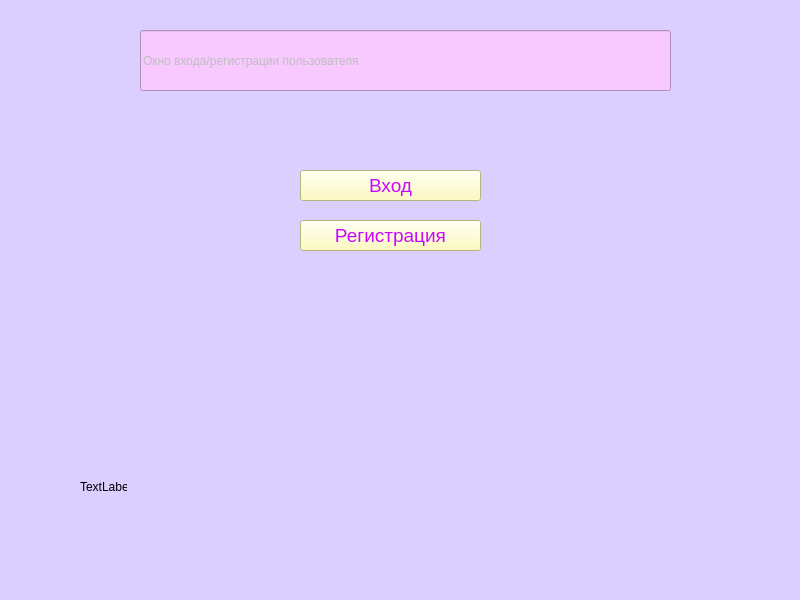
First picture: the form in pythonProject12/start.ui, repository KOJlGyH/project_for_npk, before the edit.
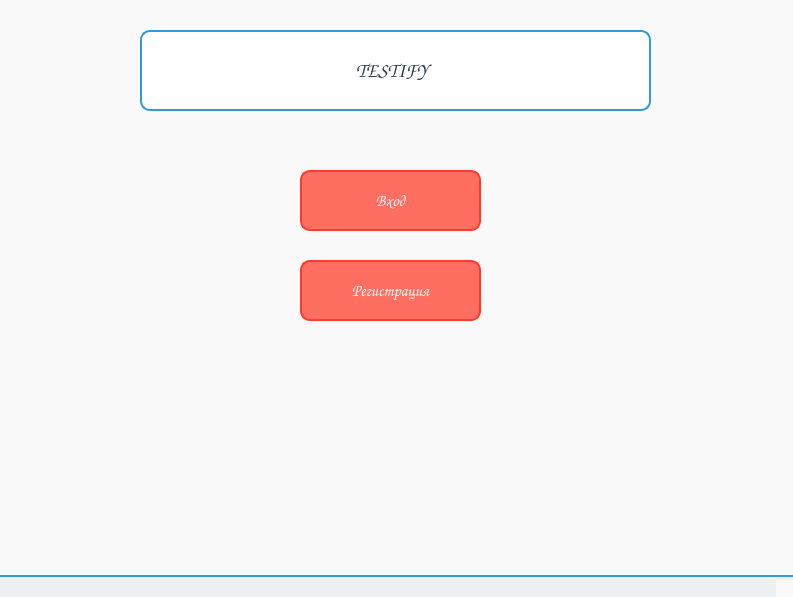
Second picture: the form after the edit. Icons and pictures are not drawn.

What changed in the file:
```diff
--- a/pythonProject12/start.ui
+++ b/pythonProject12/start.ui
@@ -6,20 +6,370 @@
    <rect>
     <x>0</x>
     <y>0</y>
-    <width>800</width>
-    <height>600</height>
+    <width>793</width>
+    <height>597</height>
    </rect>
   </property>
+  <property name="sizePolicy">
+   <sizepolicy hsizetype="Preferred" vsizetype="Preferred">
+    <horstretch>0</horstretch>
+    <verstretch>0</verstretch>
+   </sizepolicy>
+  </property>
   <property name="font">
    <font>
-    <pointsize>28</pointsize>
+    <family>Comic Sans MS</family>
+    <pointsize>-1</pointsize>
    </font>
   </property>
   <property name="windowTitle">
    <string>MainWindow</string>
   </property>
   <property name="styleSheet">
-   <string notr="true">background-color: rgb(219, 207, 255);</string>
+   <string notr="true">/* General Settings */
+QWidget {
+    font-family: &quot;Comic Sans MS&quot;; /* Fun and playful font */
+    font-size: 14px;
+    color: #2c3e50; /* Dark blue for text */
+    background-color: #f9f9f9; /* Light gray background */
+}
+
+/* Background Images for Different Pages */
+QWidget#mathPage {
+    background-image: url(:/backgrounds/math_background.png); /* Math-themed background */
+    background-position: center;
+    background-repeat: no-repeat;
+    background-size: cover;
+}
+
+QWidget#sciencePage {
+    background-image: url(:/backgrounds/science_background.png); /* Science-themed background */
+    background-position: center;
+    background-repeat: no-repeat;
+    background-size: cover;
+}
+
+QWidget#literaturePage {
+    background-image: url(:/backgrounds/literature_background.png); /* Literature-themed background */
+    background-position: center;
+    background-repeat: no-repeat;
+    background-size: cover;
+}
+
+QWidget#historyPage {
+    background-image: url(:/backgrounds/history_background.png); /* History-themed background */
+    background-position: center;
+    background-repeat: no-repeat;
+    background-size: cover;
+}
+
+/* Buttons */
+QPushButton {
+    background-color: #ff6f61; /* Coral */
+    color: white;
+    border: 2px solid #ff3b2f; /* Darker coral */
+    border-radius: 10px;
+    padding: 10px 20px;
+    font-weight: bold;
+    font-size: 16px;
+}
+
+QPushButton:hover {
+    background-color: #ff3b2f; /* Darker coral on hover */
+}
+
+QPushButton:pressed {
+    background-color: #ff1a1a; /* Even darker coral when pressed */
+}
+
+QPushButton:disabled {
+    background-color: #bdc3c7; /* Gray */
+    color: #7f8c8d; /* Light gray text */
+    border: 2px solid #95a5a6;
+}
+
+/* Line Edits */
+QLineEdit {
+    background-color: rgba(255, 255, 255, 0.9); /* Semi-transparent white */
+    border: 2px solid #3498db; /* Blue border */
+    border-radius: 10px;
+    padding: 10px;
+font-size: 20px;
+}
+
+QLineEdit:focus {
+    border: 2px solid #ff6f61; /* Coral border when focused */
+}
+
+/* Labels */
+QLabel {
+    color: #2c3e50; /* Dark blue */
+    font-size: 14px;
+    background-color: rgba(255, 255, 255, 0.8); /* Semi-transparent white */
+    border-radius: 10px;
+    padding: 10px;
+}
+
+QLabel#titleLabel {
+    font-size: 24px;
+    font-weight: bold;
+    color: #3498db; /* Blue for titles */
+    background-color: transparent; /* No background for titles */
+}
+
+/* Combo Boxes */
+QComboBox {
+    background-color: rgba(255, 255, 255, 0.9); /* Semi-transparent white */
+    border: 2px solid #3498db; /* Blue border */
+    border-radius: 10px;
+    padding: 10px;
+    font-size: 14px;
+}
+
+QComboBox::drop-down {
+    subcontrol-origin: padding;
+    subcontrol-position: top right;
+    width: 30px;
+    border-left: 2px solid #3498db;
+}
+
+QComboBox::down-arrow {
+    image: url(:/icons/down_arrow.png); /* Replace with your icon */
+}
+
+QComboBox QAbstractItemView {
+    background-color: white;
+    border: 2px solid #3498db;
+    selection-background-color: #ff6f61; /* Coral for selected item */
+    selection-color: white;
+}
+
+/* Check Boxes */
+QCheckBox {
+    color: #2c3e50;
+    background-color: rgba(255, 255, 255, 0.8); /* Semi-transparent white */
+    border-radius: 10px;
+    padding: 10px;
+}
+
+QCheckBox::indicator {
+    width: 20px;
+    height: 20px;
+}
+
+QCheckBox::indicator:checked {
+    image: url(:/icons/checked.png); /* Replace with your icon */
+}
+
+QCheckBox::indicator:unchecked {
+    image: url(:/icons/unchecked.png); /* Replace with your icon */
+}
+
+/* Radio Buttons */
+QRadioButton {
+    color: #2c3e50;
+    background-color: rgba(255, 255, 255, 0.8); /* Semi-transparent white */
+    border-radius: 10px;
+    padding: 10px;
+}
+
+QRadioButton::indicator {
+    width: 20px;
+    height: 20px;
+}
+
+QRadioButton::indicator:checked {
+    image: url(:/icons/radio_checked.png); /* Replace with your icon */
+}
+
+QRadioButton::indicator:unchecked {
+    image: url(:/icons/radio_unchecked.png); /* Replace with your icon */
+}
+
+/* Progress Bars */
+QProgressBar {
+    background-color: #bdc3c7;
+    border: 2px solid #95a5a6;
+    border-radius: 10px;
+    text-align: center;
+    color: #2c3e50;
+}
+
+QProgressBar::chunk {
+    background-color: #ff6f61; /* Coral */
+    border-radius: 10px;
+}
+
+/* Spin Boxes */
+QSpinBox {
+    background-color: rgba(255, 255, 255, 0.9); /* Semi-transparent white */
+    border: 2px solid #3498db; /* Blue border */
+    border-radius: 10px;
+    padding: 10px;
+    font-size: 14px;
+}
+
+QSpinBox::up-button, QSpinBox::down-button {
+    subcontrol-origin: border;
+    subcontrol-position: top right;
+    width: 30px;
+    border-left: 2px solid #3498db;
+}
+
+QSpinBox::up-arrow {
+    image: url(:/icons/up_arrow.png); /* Replace with your icon */
+}
+
+QSpinBox::down-arrow {
+    image: url(:/icons/down_arrow.png); /* Replace with your icon */
+}
+
+/* Group Boxes */
+QGroupBox {
+    border: 2px solid #3498db; /* Blue border */
+    border-radius: 10px;
+    margin-top: 10px;
+    padding-top: 15px;
+    font-weight: bold;
+    color: #3498db; /* Blue for group box titles */
+    background-color: rgba(255, 255, 255, 0.8); /* Semi-transparent white */
+}
+
+QGroupBox::title {
+    subcontrol-origin: margin;
+    subcontrol-position: top left;
+    padding: 0 10px;
+}
+
+/* Tabs */
+QTabWidget::pane {
+    border: 2px solid #3498db; /* Blue border */
+    border-radius: 10px;
+    padding: 10px;
+    background-color: rgba(255, 255, 255, 0.9); /* Semi-transparent white */
+}
+
+QTabBar::tab {
+    background-color: #ecf0f1;
+    border: 2px solid #3498db;
+    border-bottom: none;
+    padding: 10px 20px;
+    border-top-left-radius: 10px;
+    border-top-right-radius: 10px;
+    font-size: 14px;
+}
+
+QTabBar::tab:selected {
+    background-color: white;
+    border-bottom: 2px solid white;
+}
+
+QTabBar::tab:hover {
+    background-color: #ff6f61; /* Coral on hover */
+    color: white;
+}
+
+/* Scroll Bars */
+QScrollBar:horizontal, QScrollBar:vertical {
+    background-color: #ecf0f1;
+    border-radius: 10px;
+}
+
+QScrollBar::handle:horizontal, QScrollBar::handle:vertical {
+    background-color: #ff6f61; /* Coral */
+    border-radius: 10px;
+}
+
+QScrollBar::add-line, QScrollBar::sub-line {
+    background: none;
+}
+
+/* Tool Tips */
+QToolTip {
+    background-color: #ff6f61; /* Coral */
+    color: white;
+    border: 2px solid #ff3b2f;
+    padding: 10px;
+    border-radius: 10px;
+}
+
+/* Menus */
+QMenuBar {
+    background-color: #ecf0f1;
+    color: #2c3e50;
+}
+
+QMenuBar::item {
+    padding: 10px 20px;
+}
+
+QMenuBar::item:selected {
+    background-color: #ff6f61; /* Coral */
+    color: white;
+}
+
+QMenu {
+    background-color: white;
+    border: 2px solid #3498db;
+    padding: 10px;
+}
+
+QMenu::item {
+    padding: 10px 20px;
+}
+
+QMenu::item:selected {
+    background-color: #ff6f61; /* Coral */
+    color: white;
+}
+
+/* Tables */
+QTableView {
+    background-color: white;
+    border: 2px solid #3498db;
+    border-radius: 10px;
+}
+
+QTableView::item {
+    padding: 10px;
+}
+
+QTableView::item:selected {
+    background-color: #ff6f61; /* Coral */
+    color: white;
+}
+
+/* Text Edit */
+QTextEdit {
+    background-color: rgba(255, 255, 255, 0.9); /* Semi-transparent white */
+    border: 2px solid #3498db;
+    border-radius: 10px;
+    padding: 10px;
+}
+
+QTextEdit:focus {
+    border: 2px solid #ff6f61; /* Coral */
+}
+
+/* Status Bar */
+QStatusBar {
+    background-color: #ecf0f1;
+    border-top: 2px solid #3498db;
+    padding: 10px;
+}
+
+/* Tool Bars */
+QToolBar {
+    background-color: #ecf0f1;
+    border-bottom: 2px solid #3498db;
+    padding: 10px;
+}
+
+QToolBar::separator {
+    background-color: #3498db;
+    width: 2px;
+    margin: 10px;
+}</string>
   </property>
   <widget class="QWidget" name="centralwidget">
    <widget class="QLineEdit" name="lineEdit">
@@ -30,36 +380,69 @@
      <rect>
       <x>140</x>
       <y>30</y>
-      <width>531</width>
-      <height>61</height>
+      <width>511</width>
+      <height>81</height>
      </rect>
     </property>
+    <property name="sizePolicy">
+     <sizepolicy hsizetype="Preferred" vsizetype="Minimum">
+      <horstretch>0</horstretch>
+      <verstretch>0</verstretch>
+     </sizepolicy>
+    </property>
     <property name="palette">
      <palette>
       <active>
+       <colorrole role="WindowText">
+        <brush brushstyle="SolidPattern">
+         <color alpha="255">
+          <red>44</red>
+          <green>62</green>
+          <blue>80</blue>
+         </color>
+        </brush>
+       </colorrole>
        <colorrole role="Button">
         <brush brushstyle="SolidPattern">
-         <color alpha="255">
-          <red>247</red>
-          <green>201</green>
+         <color alpha="229">
+          <red>255</red>
+          <green>255</green>
           <blue>255</blue>
          </color>
         </brush>
        </colorrole>
+       <colorrole role="Text">
+        <brush brushstyle="SolidPattern">
+         <color alpha="255">
+          <red>44</red>
+          <green>62</green>
+          <blue>80</blue>
+         </color>
+        </brush>
+       </colorrole>
+       <colorrole role="ButtonText">
+        <brush brushstyle="SolidPattern">
+         <color alpha="255">
+          <red>44</red>
+          <green>62</green>
+          <blue>80</blue>
+         </color>
+        </brush>
+       </colorrole>
        <colorrole role="Base">
         <brush brushstyle="SolidPattern">
-         <color alpha="255">
-          <red>247</red>
-          <green>201</green>
+         <color alpha="229">
+          <red>255</red>
+          <green>255</green>
           <blue>255</blue>
          </color>
         </brush>
        </colorrole>
        <colorrole role="Window">
         <brush brushstyle="SolidPattern">
-         <color alpha="255">
-          <red>247</red>
-          <green>201</green>
+         <color alpha="229">
+          <red>255</red>
+          <green>255</green>
           <blue>255</blue>
          </color>
         </brush>
@@ -75,29 +458,56 @@
        </colorrole>
       </active>
       <inactive>
+       <colorrole role="WindowText">
+        <brush brushstyle="SolidPattern">
+         <color alpha="255">
+          <red>44</red>
+          <green>62</green>
+          <blue>80</blue>
+         </color>
+        </brush>
+       </colorrole>
        <colorrole role="Button">
         <brush brushstyle="SolidPattern">
-         <color alpha="255">
-          <red>247</red>
-          <green>201</green>
+         <color alpha="229">
+          <red>255</red>
+          <green>255</green>
           <blue>255</blue>
          </color>
         </brush>
        </colorrole>
+       <colorrole role="Text">
+        <brush brushstyle="SolidPattern">
+         <color alpha="255">
+          <red>44</red>
+          <green>62</green>
+          <blue>80</blue>
+         </color>
+        </brush>
+       </colorrole>
+       <colorrole role="ButtonText">
+        <brush brushstyle="SolidPattern">
+         <color alpha="255">
+          <red>44</red>
+          <green>62</green>
+          <blue>80</blue>
+         </color>
+        </brush>
+       </colorrole>
        <colorrole role="Base">
         <brush brushstyle="SolidPattern">
-         <color alpha="255">
-          <red>247</red>
-          <green>201</green>
+         <color alpha="229">
+          <red>255</red>
+          <green>255</green>
           <blue>255</blue>
          </color>
         </brush>
        </colorrole>
        <colorrole role="Window">
         <brush brushstyle="SolidPattern">
-         <color alpha="255">
-          <red>247</red>
-          <green>201</green>
+         <color alpha="229">
+          <red>255</red>
+          <green>255</green>
           <blue>255</blue>
          </color>
         </brush>
@@ -113,29 +523,56 @@
        </colorrole>
       </inactive>
       <disabled>
+       <colorrole role="WindowText">
+        <brush brushstyle="SolidPattern">
+         <color alpha="255">
+          <red>44</red>
+          <green>62</green>
+          <blue>80</blue>
+         </color>
+        </brush>
+       </colorrole>
        <colorrole role="Button">
         <brush brushstyle="SolidPattern">
-         <color alpha="255">
-          <red>247</red>
-          <green>201</green>
+         <color alpha="229">
+          <red>255</red>
+          <green>255</green>
           <blue>255</blue>
          </color>
         </brush>
        </colorrole>
+       <colorrole role="Text">
+        <brush brushstyle="SolidPattern">
+         <color alpha="255">
+          <red>44</red>
+          <green>62</green>
+          <blue>80</blue>
+         </color>
+        </brush>
+       </colorrole>
+       <colorrole role="ButtonText">
+        <brush brushstyle="SolidPattern">
+         <color alpha="255">
+          <red>44</red>
+          <green>62</green>
+          <blue>80</blue>
+         </color>
+        </brush>
+       </colorrole>
        <colorrole role="Base">
         <brush brushstyle="SolidPattern">
-         <color alpha="255">
-          <red>247</red>
-          <green>201</green>
+         <color alpha="229">
+          <red>255</red>
+          <green>255</green>
           <blue>255</blue>
          </color>
         </brush>
        </colorrole>
        <colorrole role="Window">
         <brush brushstyle="SolidPattern">
-         <color alpha="255">
-          <red>247</red>
-          <green>201</green>
+         <color alpha="229">
+          <red>255</red>
+          <green>255</green>
           <blue>255</blue>
          </color>
         </brush>
@@ -152,12 +589,23 @@
       </disabled>
      </palette>
     </property>
+    <property name="font">
+     <font>
+      <family>Comic Sans MS</family>
+      <pointsize>-1</pointsize>
+     </font>
+    </property>
+    <property name="layoutDirection">
+     <enum>Qt::LeftToRight</enum>
+    </property>
     <property name="styleSheet">
-     <string notr="true">background-color: rgb(247, 201, 255);
-font: 75 22pt &quot;MS Shell Dlg 2&quot;;</string>
+     <string notr="true"/>
     </property>
     <property name="text">
-     <string>Окно входа/регистрации пользователя</string>
+     <string>TESTIFY</string>
+    </property>
+    <property name="alignment">
+     <set>Qt::AlignCenter</set>
     </property>
    </widget>
    <widget class="QPushButton" name="log_in">
@@ -166,22 +614,19 @@
       <x>300</x>
       <y>170</y>
       <width>181</width>
-      <height>31</height>
+      <height>61</height>
      </rect>
     </property>
     <property name="font">
      <font>
-      <family>MS Shell Dlg 2</family>
-      <pointsize>14</pointsize>
-      <weight>9</weight>
-      <italic>false</italic>
-      <bold>false</bold>
+      <family>Comic Sans MS</family>
+      <pointsize>-1</pointsize>
+      <weight>75</weight>
+      <bold>true</bold>
      </font>
     </property>
     <property name="styleSheet">
-     <string notr="true">font: 75 14pt &quot;MS Shell Dlg 2&quot;;
-color: rgb(202, 8, 255);
-background-color: rgb(255, 253, 174);</string>
+     <string notr="true"/>
     </property>
     <property name="text">
      <string>Вход</string>
@@ -191,42 +636,26 @@
     <property name="geometry">
      <rect>
       <x>300</x>
-      <y>220</y>
+      <y>260</y>
       <width>181</width>
-      <height>31</height>
+      <height>61</height>
      </rect>
     </property>
     <property name="font">
      <font>
-      <family>MS Shell Dlg 2</family>
-      <pointsize>14</pointsize>
-      <weight>9</weight>
-      <italic>false</italic>
-      <bold>false</bold>
+      <family>Comic Sans MS</family>
+      <pointsize>-1</pointsize>
+      <weight>75</weight>
+      <bold>true</bold>
      </font>
     </property>
     <property name="styleSheet">
-     <string notr="true">color: rgb(202, 8, 255);
-background-color: rgb(255, 253, 174);
-font: 75 14pt &quot;MS Shell Dlg 2&quot;;</string>
+     <string notr="true"/>
     </property>
     <property name="text">
      <string>Регистрация</string>
     </property>
    </widget>
-   <widget class="QLabel" name="label">
-    <property name="geometry">
-     <rect>
-      <x>80</x>
-      <y>480</y>
-      <width>47</width>
-      <height>13</height>
-     </rect>
-    </property>
-    <property name="text">
-     <string>TextLabel</string>
-    </property>
-   </widget>
   </widget>
   <widget class="QStatusBar" name="statusbar"/>
  </widget>
```
